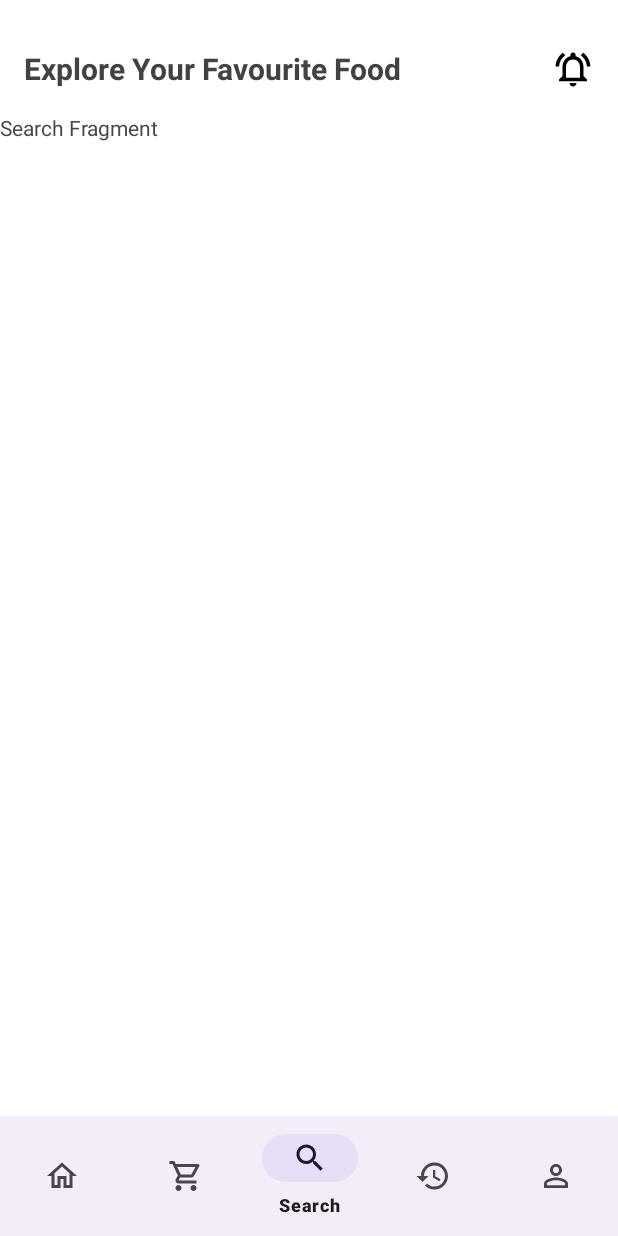
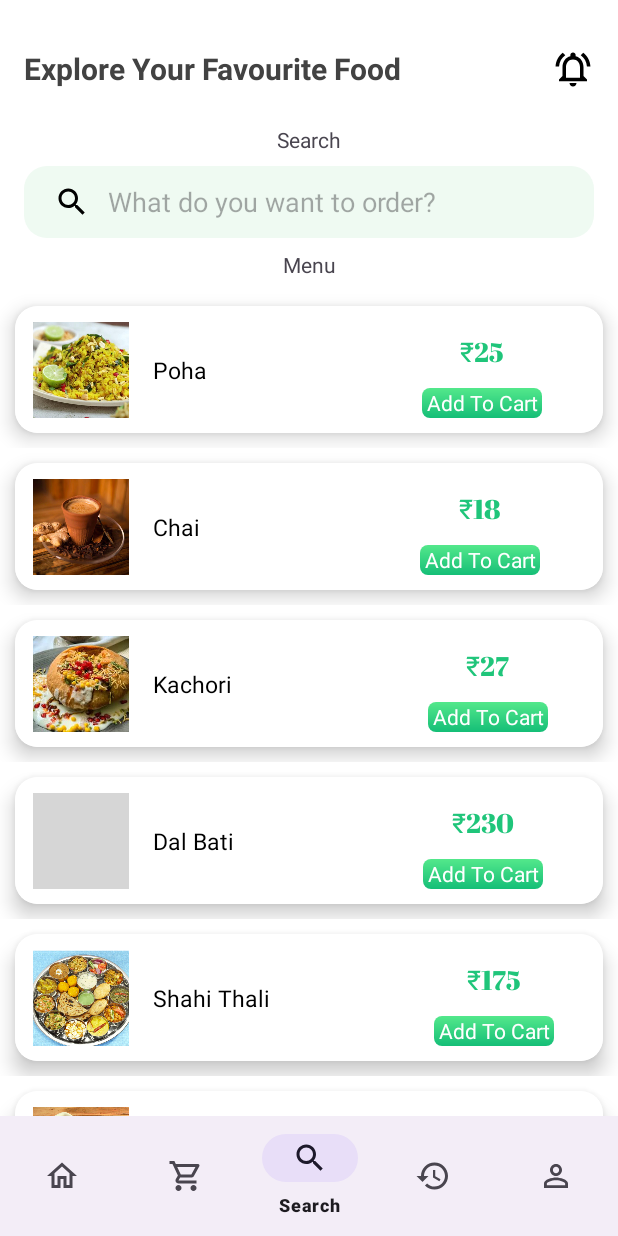
Before and after one commit to kinshumangal/DishDash-App, an Android app: the SearchFragment screen opened through its navigation route, item 3 of the bottom bar chosen, on a phone screen of 412 x 824 dp. Run offline under Robolectric (Android 15) with nearby library versions, the light colour scheme and no system bars; our stand-ins replace navigation-ui; libraries missing offline, so code that uses them is left out: com.denzcoskun.imageslider; Roboto replaces fonts that are not available here; 7 statements that could not run were skipped; grey boxes are pictures that could not be loaded.

Commit message:
Added SearchView

```diff
--- a/app/src/main/AndroidManifest.xml
+++ b/app/src/main/AndroidManifest.xml
@@ -31,7 +31,8 @@
         </activity>
         <activity
             android:name=".MainActivity"
-            android:exported="true">
+            android:exported="true"
+            android:windowSoftInputMode="adjustPan">
             <intent-filter>
                 <action android:name="android.intent.action.MAIN" />
 
--- a/app/src/main/java/com/kinshu/dishdash/MenuBottomSheetFragment.kt
+++ b/app/src/main/java/com/kinshu/dishdash/MenuBottomSheetFragment.kt
@@ -18,6 +18,10 @@
         savedInstanceState: Bundle?
     ): View {
         binding = FragmentMenuBottomSheetBinding.inflate(inflater, container, false)
+
+        binding.buttonBack.setOnClickListener {
+            dismiss()
+        }
 
         val menuDishNames = listOf("Rasmalai", "Kachori", "Poha", "Chai")
         val menuDishPrices = listOf("₹48", "₹27", "₹23", "₹18")
--- a/app/src/main/java/com/kinshu/dishdash/fragment/SearchFragment.kt
+++ b/app/src/main/java/com/kinshu/dishdash/fragment/SearchFragment.kt
@@ -5,56 +5,93 @@
 import android.view.LayoutInflater
 import android.view.View
 import android.view.ViewGroup
+import android.widget.SearchView
+import androidx.recyclerview.widget.LinearLayoutManager
 import com.kinshu.dishdash.R
+import com.kinshu.dishdash.adapter.MenuAdapter
+import com.kinshu.dishdash.databinding.FragmentSearchBinding
 
-// TODO: Rename parameter arguments, choose names that match
-// the fragment initialization parameters, e.g. ARG_ITEM_NUMBER
-private const val ARG_PARAM1 = "param1"
-private const val ARG_PARAM2 = "param2"
+class SearchFragment : Fragment() {
 
-/**
- * A simple [Fragment] subclass.
- * Use the [SearchFragment.newInstance] factory method to
- * create an instance of this fragment.
- */
-class SearchFragment : Fragment() {
-    // TODO: Rename and change types of parameters
-    private var param1: String? = null
-    private var param2: String? = null
+    private lateinit var binding: FragmentSearchBinding
+    private lateinit var adapter: MenuAdapter
+    private val dishNames =
+        listOf("Poha", "Chai", "Kachori", "Dal Bati", "Shahi Thali", "Aloo Parata", "Rasmalai")
+    private val dishPrices = listOf("₹25", "₹18", "₹27", "₹230", "₹175", "₹150", "₹48")
+    private val dishImages = listOf(
+        R.drawable.indori_poha,
+        R.drawable.chai,
+        R.drawable.raj_kachori,
+        R.drawable.dal_bati,
+        R.drawable.shahi_thali,
+        R.drawable.allo_paratha,
+        R.drawable.rasmalai
+    )
 
-    override fun onCreate(savedInstanceState: Bundle?) {
-        super.onCreate(savedInstanceState)
-        arguments?.let {
-            param1 = it.getString(ARG_PARAM1)
-            param2 = it.getString(ARG_PARAM2)
-        }
-    }
+    private val filteredMenuDishNames = mutableListOf<String>()
+    private val filteredMenuDishPrices = mutableListOf<String>()
+    private val filteredMenuDishImages = mutableListOf<Int>()
 
     override fun onCreateView(
         inflater: LayoutInflater, container: ViewGroup?,
         savedInstanceState: Bundle?
-    ): View? {
+    ): View {
         // Inflate the layout for this fragment
-        return inflater.inflate(R.layout.fragment_search, container, false)
+        binding = FragmentSearchBinding.inflate(inflater, container, false)
+        adapter = MenuAdapter(filteredMenuDishNames, filteredMenuDishPrices, filteredMenuDishImages)
+        binding.menuRecyclerView.layoutManager = LinearLayoutManager(requireContext())
+        binding.menuRecyclerView.adapter = adapter
+
+        //Setup for Search view
+        setupSearchView()
+
+        //Show all menu items
+        showAllMenu()
+
+        return binding.root
     }
 
-    companion object {
-        /**
-         * Use this factory method to create a new instance of
-         * this fragment using the provided parameters.
-         *
-         * @param param1 Parameter 1.
-         * @param param2 Parameter 2.
-         * @return A new instance of fragment SearchFragment.
-         */
-        // TODO: Rename and change types and number of parameters
-        @JvmStatic
-        fun newInstance(param1: String, param2: String) =
-            SearchFragment().apply {
-                arguments = Bundle().apply {
-                    putString(ARG_PARAM1, param1)
-                    putString(ARG_PARAM2, param2)
-                }
+    private fun showAllMenu() {
+        filteredMenuDishNames.clear()
+        filteredMenuDishPrices.clear()
+        filteredMenuDishImages.clear()
+
+        filteredMenuDishNames.addAll(dishNames)
+        filteredMenuDishPrices.addAll(dishPrices)
+        filteredMenuDishImages.addAll(dishImages)
+
+        adapter.notifyDataSetChanged()
+    }
+
+    private fun setupSearchView() {
+        binding.searchView.setOnQueryTextListener(object : SearchView.OnQueryTextListener {
+
+            override fun onQueryTextSubmit(query: String): Boolean {
+                filterMenuItems(query)
+                return true
             }
+
+            override fun onQueryTextChange(newText: String): Boolean {
+                filterMenuItems(newText)
+                return true
+            }
+        })
     }
+
+    private fun filterMenuItems(query: String) {
+        filteredMenuDishNames.clear()
+        filteredMenuDishPrices.clear()
+        filteredMenuDishImages.clear()
+
+        dishNames.forEachIndexed { index, dishName ->
+            if (dishName.contains(query, ignoreCase = true)) {
+                filteredMenuDishNames.add(dishName)
+                filteredMenuDishPrices.add(dishPrices[index])
+                filteredMenuDishImages.add(dishImages[index])
+            }
+        }
+        adapter.notifyDataSetChanged()
+    }
+
+    companion object
 }
--- /dev/null
+++ b/app/src/main/res/drawable/search_shape.xml
@@ -0,0 +1,6 @@
+<?xml version="1.0" encoding="utf-8"?>
+<shape xmlns:android="http://schemas.android.com/apk/res/android">
+    <solid android:color="#EFFAF2" />
+    <corners android:radius="15dp" />
+
+</shape>
--- a/app/src/main/res/layout/fragment_menu_bottom_sheet.xml
+++ b/app/src/main/res/layout/fragment_menu_bottom_sheet.xml
@@ -3,18 +3,19 @@
     xmlns:tools="http://schemas.android.com/tools"
     android:layout_width="match_parent"
     android:layout_height="wrap_content"
+    android:background="@color/white"
     android:orientation="vertical"
-    android:background="@color/white"
     tools:context=".MenuBottomSheetFragment">
 
     <!-- TODO: Update blank fragment layout -->
     <ImageButton
-        android:layout_marginTop="8dp"
-        android:layout_marginLeft="8dp"
+        android:id="@+id/buttonBack"
         android:layout_width="24dp"
         android:layout_height="24dp"
+        android:layout_marginLeft="8dp"
+        android:layout_marginTop="8dp"
         android:background="@android:color/transparent"
-        android:src="@drawable/sharp_arrow_circle_left"/>
+        android:src="@drawable/sharp_arrow_circle_left" />
 
     <TextView
         android:layout_width="match_parent"
--- a/app/src/main/res/layout/fragment_search.xml
+++ b/app/src/main/res/layout/fragment_search.xml
@@ -1,5 +1,6 @@
 <?xml version="1.0" encoding="utf-8"?>
-<FrameLayout xmlns:android="http://schemas.android.com/apk/res/android"
+<androidx.constraintlayout.widget.ConstraintLayout xmlns:android="http://schemas.android.com/apk/res/android"
+    xmlns:app="http://schemas.android.com/apk/res-auto"
     xmlns:tools="http://schemas.android.com/tools"
     android:layout_width="match_parent"
     android:layout_height="match_parent"
@@ -7,8 +8,49 @@
 
     <!-- TODO: Update blank fragment layout -->
     <TextView
+        android:id="@+id/textView5"
+        android:layout_width="wrap_content"
+        android:layout_height="wrap_content"
+        android:layout_marginTop="8dp"
+        android:text="@string/search"
+        app:layout_constraintEnd_toEndOf="parent"
+        app:layout_constraintStart_toStartOf="parent"
+        app:layout_constraintTop_toTopOf="parent" />
+
+    <SearchView
+        android:id="@+id/searchView"
         android:layout_width="match_parent"
-        android:layout_height="match_parent"
-        android:text="Search Fragment" />
+        android:layout_height="wrap_content"
+        android:layout_marginLeft="16dp"
+        android:layout_marginTop="8dp"
+        android:layout_marginRight="16dp"
+        android:background="@drawable/search_shape"
+        android:iconifiedByDefault="false"
+        android:queryBackground="@android:color/transparent"
+        android:queryHint="@string/search_hint"
+        android:searchIcon="@drawable/outline_search_24"
+        app:layout_constraintEnd_toEndOf="parent"
+        app:layout_constraintStart_toStartOf="parent"
+        app:layout_constraintTop_toBottomOf="@+id/textView5" />
 
-</FrameLayout>
+    <androidx.recyclerview.widget.RecyclerView
+        android:id="@+id/menuRecyclerView"
+        android:layout_width="match_parent"
+        android:layout_height="0dp"
+        android:layout_marginTop="8dp"
+        app:layout_constraintBottom_toBottomOf="parent"
+        app:layout_constraintEnd_toEndOf="parent"
+        app:layout_constraintStart_toStartOf="parent"
+        app:layout_constraintTop_toBottomOf="@+id/textView6" />
+
+    <TextView
+        android:id="@+id/textView6"
+        android:layout_width="wrap_content"
+        android:layout_height="wrap_content"
+        android:layout_marginTop="8dp"
+        android:text="@string/menu"
+        app:layout_constraintEnd_toEndOf="parent"
+        app:layout_constraintStart_toStartOf="parent"
+        app:layout_constraintTop_toBottomOf="@+id/searchView" />
+
+</androidx.constraintlayout.widget.ConstraintLayout>
--- a/app/src/main/res/values/strings.xml
+++ b/app/src/main/res/values/strings.xml
@@ -28,4 +28,7 @@
     <string name="popular">Popular</string>
     <string name="proceed">Proceed</string>
     <string name="cart">Cart</string>
+    <string name="search_hint">What do you want to order?</string>
+    <string name="search">Search</string>
+    <string name="menu">Menu</string>
 </resources>
```
